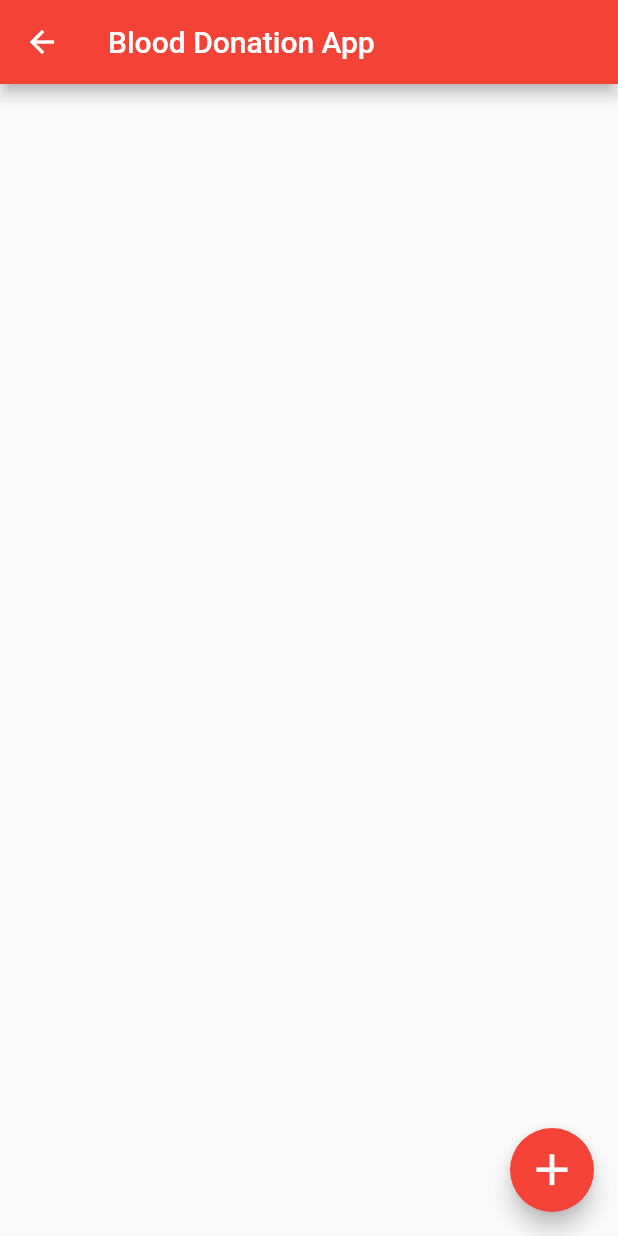
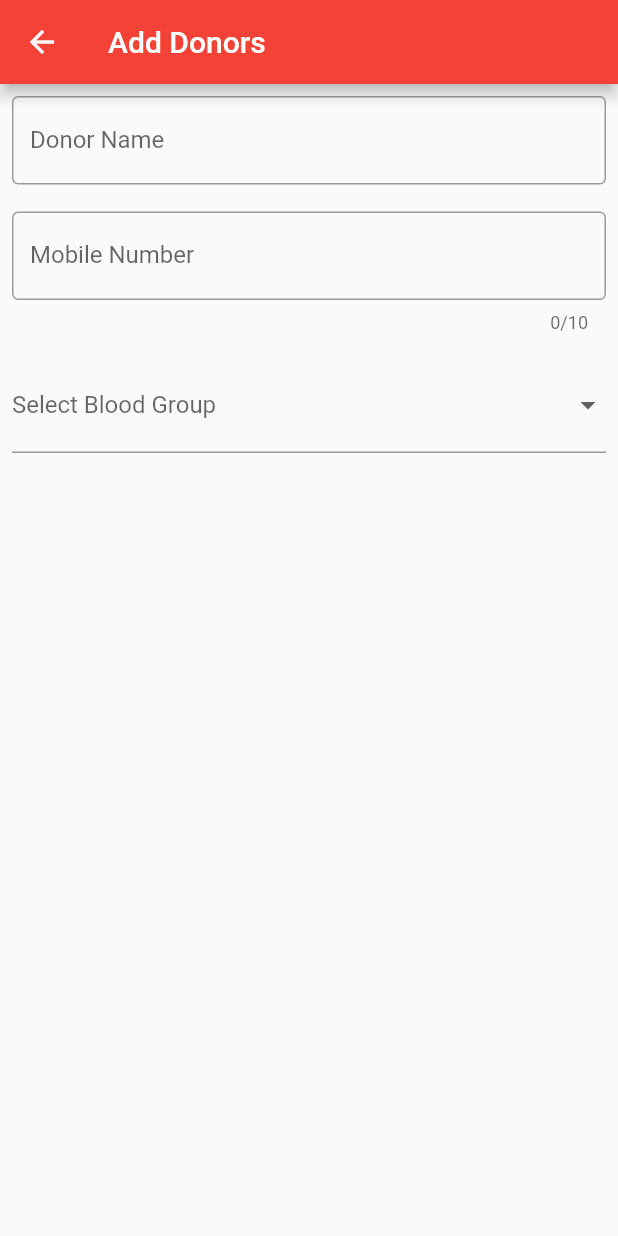
Before and after one commit to jionbiju/crud_firebase, a Flutter app: the screen it shows after launch, after a tap on the "add" icon, on a phone screen of 412 x 824 dp. Run offline on Flutter 3.47's test engine with Material 2 defaults, Android fonts, the phone set to English and light mode, and no system bars.

Commit message:
add user screen design  completed

```diff
--- a/lib/main.dart
+++ b/lib/main.dart
@@ -1,5 +1,4 @@
 import 'package:crud_firebase/screens/adduser.dart';
-import 'package:crud_firebase/screens/home.dart';
 import 'package:crud_firebase/screens/splash.dart';
 import 'package:flutter/material.dart';
 
@@ -22,7 +21,10 @@ class _MyAppState extends State<MyApp> {
       theme: ThemeData(
         primaryColor:Colors.red),
         home: const Splashscreen(),
+        routes: {
+          '/add':(context) =>const AddUser(),
 
+        },
     );
   }
 }
--- /dev/null
+++ b/lib/screens/adduser.dart
@@ -0,0 +1,64 @@
+import 'package:flutter/material.dart';
+
+class AddUser extends StatefulWidget {
+  const AddUser({super.key});
+
+  @override
+  State<AddUser> createState() => _AddUserState();
+}
+
+class _AddUserState extends State<AddUser> {
+  final bloodGroup=['A+','A-', 'B+', 'B-', 'O+', 'O-', 'AB+', 'AB-'];
+  String? selectedbloodgroups;
+  @override
+  Widget build(BuildContext context) {
+    return  Scaffold(
+       appBar: AppBar(
+        backgroundColor: Colors.red,
+        title:const Text('Add Donors'),
+      ),
+      body: Padding(
+        padding:const EdgeInsets.all(8.0),
+        child: Column(
+          children: [
+           const TextField(
+              decoration: InputDecoration(
+                border: OutlineInputBorder(),
+                label: Text('Donor Name' ) ,
+              ),
+            ),
+            const SizedBox(
+              height: 10,
+            ),
+            Padding(
+              padding: EdgeInsets.symmetric(vertical: 8),
+              child: TextField(
+                keyboardType: TextInputType.number,
+                maxLength: 10,
+                decoration: InputDecoration(
+                  border: OutlineInputBorder(),
+                  label: Text('Mobile Number' ) ,
+                ),
+              ),
+            ),
+            Padding(
+              padding: const EdgeInsets.symmetric(vertical: 8),
+              child: DropdownButtonFormField(
+              decoration:const InputDecoration(
+                label:Text('Select Blood Group'),
+              ),
+              items:
+              bloodGroup.map((e) => DropdownMenuItem(
+              value: e,
+              child: Text(e),
+              ))
+              .toList(), onChanged: (val){
+                selectedbloodgroups=val;
+              }),
+            )
+          ],
+        ),
+      ),
+    );
+  }
+}
```
